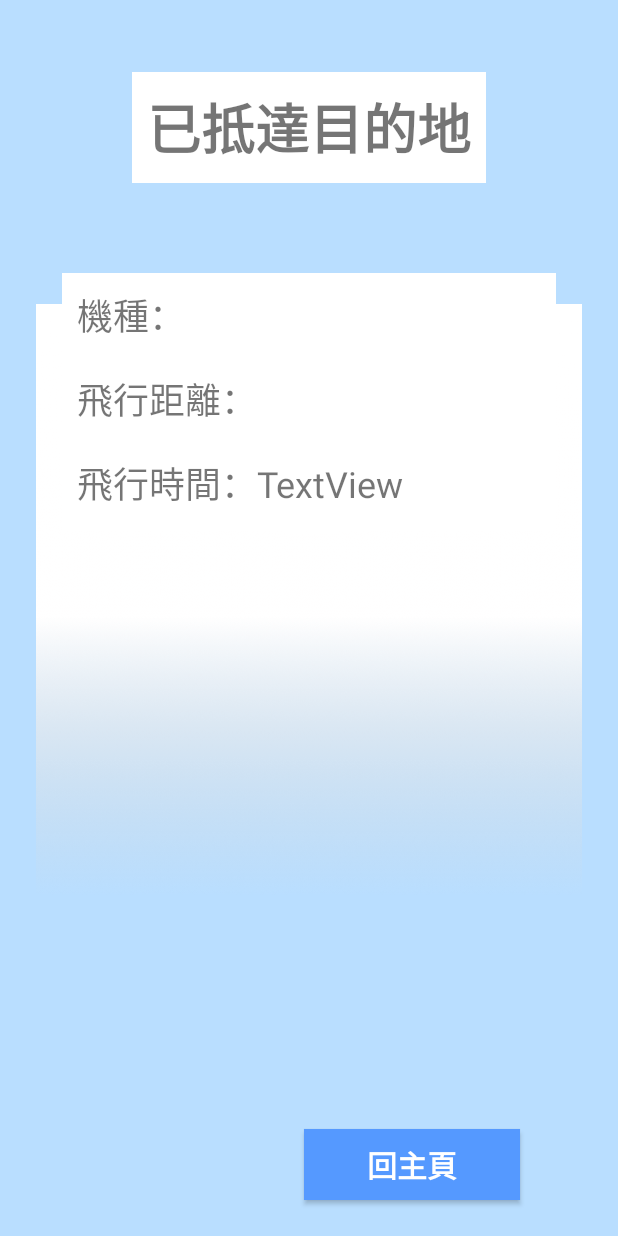
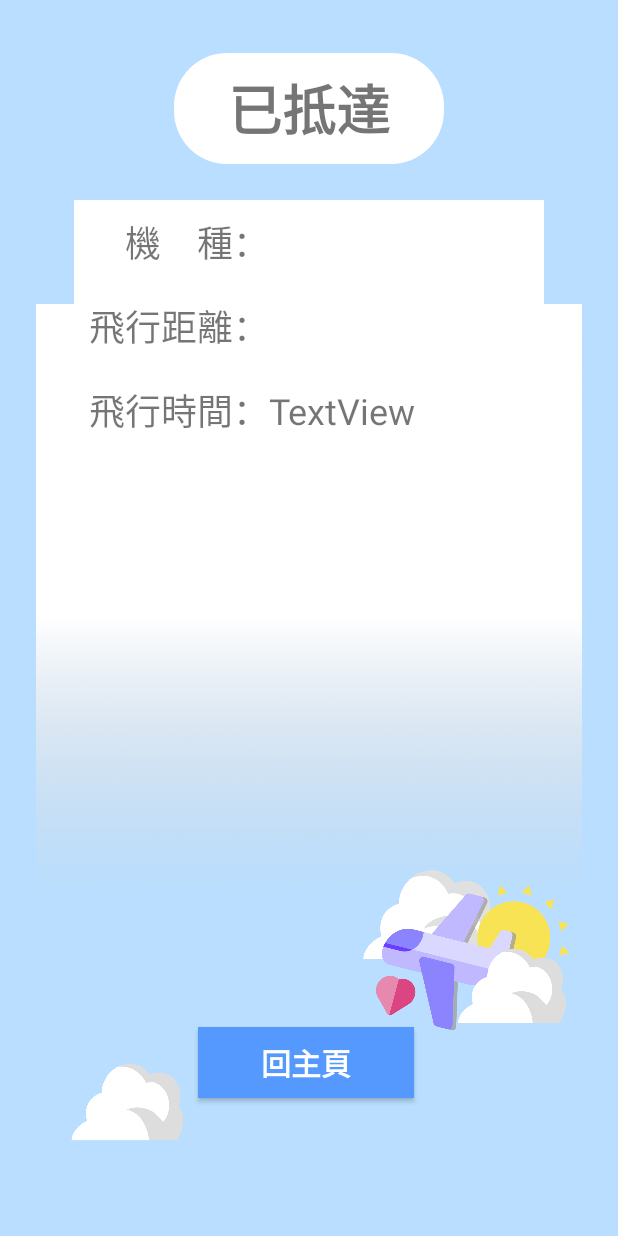
Before and after one commit to ChingWenWen/Fly-for-Freedom, an Android app: the ResultActivity screen opened directly, with no data from a screen before it, on a phone screen of 412 x 824 dp. Run offline under Robolectric (Android 15) with nearby library versions, the phone set to English and light mode, and no system bars.

Commit message:
result page ui detail

```diff
--- a/app/src/main/res/layout/activity_result.xml
+++ b/app/src/main/res/layout/activity_result.xml
@@ -12,9 +12,9 @@
         android:layout_width="144dp"
         android:layout_height="47dp"
         android:layout_gravity="center_horizontal"
-        android:layout_marginEnd="65dp"
-        android:layout_marginRight="65dp"
-        android:layout_marginBottom="24dp"
+        android:layout_marginStart="132dp"
+        android:layout_marginLeft="132dp"
+        android:layout_marginBottom="92dp"
         android:background="@color/colorPrimary"
         android:onClick="onClicktoChoose"
         android:text="回主頁"
@@ -22,22 +22,25 @@
         android:textSize="20sp"
         android:textStyle="bold"
         app:layout_constraintBottom_toBottomOf="parent"
-        app:layout_constraintEnd_toEndOf="parent" />
+        app:layout_constraintStart_toStartOf="parent" />
 
     <TextView
         android:id="@+id/arrived"
-        android:layout_width="wrap_content"
+        android:layout_width="180dp"
         android:layout_height="wrap_content"
         android:layout_gravity="center"
         android:layout_marginStart="97dp"
         android:layout_marginLeft="97dp"
-        android:layout_marginTop="48dp"
+        android:layout_marginTop="35dp"
         android:layout_marginEnd="97dp"
         android:layout_marginRight="97dp"
-        android:background="#ffffff"
+        android:background="@drawable/btn_circle"
         android:gravity="center"
-        android:padding="10dp"
-        android:text="已抵達目的地"
+        android:paddingLeft="20dp"
+        android:paddingTop="10dp"
+        android:paddingRight="20dp"
+        android:paddingBottom="10dp"
+        android:text="已抵達"
         android:textSize="36sp"
         android:textStyle="bold"
         app:layout_constraintEnd_toEndOf="parent"
@@ -59,13 +62,9 @@
 
     <LinearLayout
         android:id="@+id/contest"
-        android:layout_width="329dp"
-        android:layout_height="172dp"
-        android:layout_marginStart="39dp"
-        android:layout_marginLeft="39dp"
-        android:layout_marginTop="60dp"
-        android:layout_marginEnd="39dp"
-        android:layout_marginRight="39dp"
+        android:layout_width="313dp"
+        android:layout_height="169dp"
+        android:layout_marginTop="24dp"
         android:background="#fff"
         android:orientation="vertical"
         app:layout_constraintEnd_toEndOf="parent"
@@ -83,7 +82,7 @@
                 android:layout_width="wrap_content"
                 android:layout_height="wrap_content"
                 android:layout_weight="1"
-                android:text="機種："
+                android:text="    機    種："
                 android:textSize="24sp" />
 
             <TextView
@@ -143,4 +142,26 @@
 
     </LinearLayout>
 
+    <ImageView
+        android:id="@+id/imageView6"
+        android:layout_width="283dp"
+        android:layout_height="244dp"
+        android:layout_marginStart="172dp"
+        android:layout_marginLeft="172dp"
+        android:layout_marginBottom="68dp"
+        app:layout_constraintBottom_toBottomOf="parent"
+        app:layout_constraintStart_toStartOf="parent"
+        app:srcCompat="@drawable/airplantlogo" />
+
+    <ImageView
+        android:id="@+id/imageView7"
+        android:layout_width="125dp"
+        android:layout_height="98dp"
+        android:layout_marginStart="24dp"
+        android:layout_marginLeft="24dp"
+        android:layout_marginBottom="16dp"
+        app:layout_constraintBottom_toBottomOf="@+id/imageView4"
+        app:layout_constraintStart_toStartOf="parent"
+        app:srcCompat="@drawable/cloud" />
+
 </androidx.constraintlayout.widget.ConstraintLayout>
```
